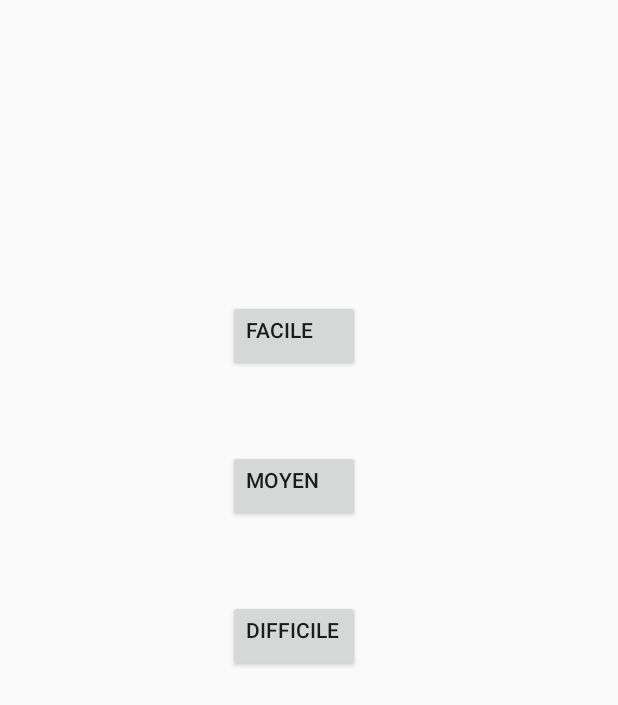
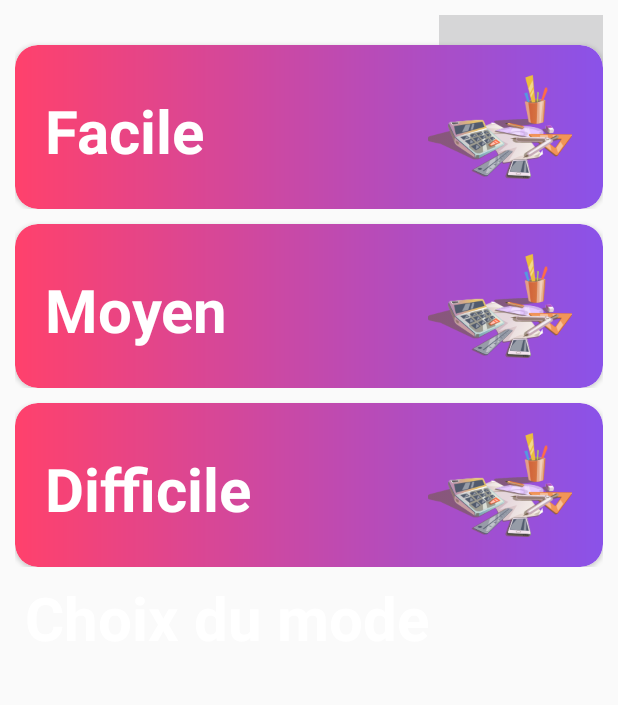
Before and after one commit to Rankangi/ProjetAppli, an Android app: the layout activity_solo_difficulty_selector.xml on its own in the app's theme, with its tools: preview values and no code run, on a phone screen of 412 x 824 dp. Shown: the top 705 px of the screen. Run offline under Robolectric (Android 15) with nearby library versions, the phone set to English and light mode, and no system bars.

Commit message:
Modification graphique + Optimisation imports

```diff
--- a/app/src/main/java/fr/insacvl/educations/AdminActivity.java
+++ b/app/src/main/java/fr/insacvl/educations/AdminActivity.java
@@ -2,8 +2,6 @@ package fr.insacvl.educations;
 
 import android.content.Intent;
 import android.os.Bundle;
-import android.support.design.widget.FloatingActionButton;
-import android.support.design.widget.Snackbar;
 import android.support.v7.app.AppCompatActivity;
 import android.support.v7.widget.Toolbar;
 import android.view.View;
--- a/app/src/main/java/fr/insacvl/educations/MainActivity.java
+++ b/app/src/main/java/fr/insacvl/educations/MainActivity.java
@@ -6,13 +6,13 @@ import android.os.Bundle;
 import android.support.annotation.NonNull;
 import android.support.design.widget.BottomNavigationView;
 import android.support.design.widget.CoordinatorLayout;
+import android.support.design.widget.NavigationView;
 import android.support.v4.app.Fragment;
-import android.support.v7.app.AppCompatDelegate;
-import android.support.design.widget.NavigationView;
 import android.support.v4.view.GravityCompat;
 import android.support.v4.widget.DrawerLayout;
 import android.support.v7.app.ActionBarDrawerToggle;
 import android.support.v7.app.AppCompatActivity;
+import android.support.v7.app.AppCompatDelegate;
 import android.support.v7.widget.Toolbar;
 import android.view.MenuItem;
 import android.view.View;
--- a/app/src/main/java/fr/insacvl/educations/SelectKidAdminActivity.java
+++ b/app/src/main/java/fr/insacvl/educations/SelectKidAdminActivity.java
@@ -2,21 +2,15 @@ package fr.insacvl.educations;
 
 import android.app.Activity;
 import android.app.AlertDialog;
-import android.app.ListActivity;
 import android.content.DialogInterface;
 import android.content.Intent;
 import android.os.Bundle;
 import android.text.Editable;
-import android.util.Log;
 import android.view.KeyEvent;
 import android.view.View;
-import android.widget.Adapter;
 import android.widget.AdapterView;
-import android.widget.ArrayAdapter;
-import android.widget.Button;
 import android.widget.EditText;
 import android.widget.GridView;
-import android.widget.ListView;
 import android.widget.SimpleAdapter;
 
 import java.util.ArrayList;
--- a/app/src/main/java/fr/insacvl/educations/SelectKidSoloActivity.java
+++ b/app/src/main/java/fr/insacvl/educations/SelectKidSoloActivity.java
@@ -3,11 +3,9 @@ package fr.insacvl.educations;
 import android.app.Activity;
 import android.content.Intent;
 import android.os.Bundle;
-import android.util.Log;
 import android.view.View;
 import android.widget.AdapterView;
 import android.widget.GridView;
-import android.widget.ListView;
 import android.widget.SimpleAdapter;
 
 import java.util.ArrayList;
--- a/app/src/main/java/fr/insacvl/educations/SoloActivityDifficultySelector.java
+++ b/app/src/main/java/fr/insacvl/educations/SoloActivityDifficultySelector.java
@@ -1,24 +1,22 @@
 package fr.insacvl.educations;
 
+import android.app.Activity;
 import android.content.Intent;
-
-import android.support.v7.app.AppCompatActivity;
 import android.os.Bundle;
 import android.view.View;
-import android.widget.Button;
+import android.widget.RelativeLayout;
 import android.widget.Toast;
-
 
 import fr.insacvl.educations.helper.DatabaseHelper;
 import fr.insacvl.educations.modele.Enfant;
 
-public class SoloActivityDifficultySelector extends AppCompatActivity {
+public class SoloActivityDifficultySelector extends Activity {
     // Get the DB:
     DatabaseHelper db;
     private Enfant child;
-    private Button easyButton;
-    private Button mediumButton;
-    private Button hardButton;
+    private RelativeLayout easyButton;
+    private RelativeLayout mediumButton;
+    private RelativeLayout hardButton;
 
     private View.OnClickListener easyclickListener = new View.OnClickListener() {
         @Override
--- a/app/src/main/java/fr/insacvl/educations/SoloActivityHard.java
+++ b/app/src/main/java/fr/insacvl/educations/SoloActivityHard.java
@@ -2,11 +2,10 @@ package fr.insacvl.educations;
 
 import android.content.Intent;
 import android.graphics.PorterDuff;
+import android.os.Bundle;
 import android.os.CountDownTimer;
 import android.speech.tts.TextToSpeech;
 import android.support.v7.app.AppCompatActivity;
-import android.os.Bundle;
-import android.util.Log;
 import android.view.KeyEvent;
 import android.view.MotionEvent;
 import android.view.View;
@@ -16,10 +15,8 @@ import android.widget.ProgressBar;
 import android.widget.TextView;
 import android.widget.Toast;
 
-import java.util.ArrayList;
 import java.util.List;
 import java.util.Locale;
-import java.util.Random;
 
 import fr.insacvl.educations.helper.DatabaseHelper;
 import fr.insacvl.educations.modele.Enfant;
--- a/app/src/main/java/fr/insacvl/educations/SoloActivityMedium.java
+++ b/app/src/main/java/fr/insacvl/educations/SoloActivityMedium.java
@@ -2,11 +2,10 @@ package fr.insacvl.educations;
 
 import android.content.Intent;
 import android.graphics.PorterDuff;
+import android.os.Bundle;
 import android.os.CountDownTimer;
 import android.speech.tts.TextToSpeech;
 import android.support.v7.app.AppCompatActivity;
-import android.os.Bundle;
-import android.util.Log;
 import android.view.KeyEvent;
 import android.view.MotionEvent;
 import android.view.View;
@@ -16,11 +15,8 @@ import android.widget.ProgressBar;
 import android.widget.TextView;
 import android.widget.Toast;
 
-import java.util.ArrayList;
-import java.util.Arrays;
 import java.util.List;
 import java.util.Locale;
-import java.util.Random;
 
 import fr.insacvl.educations.helper.DatabaseHelper;
 import fr.insacvl.educations.modele.Enfant;
--- a/app/src/main/res/layout/activity_solo_difficulty_selector.xml
+++ b/app/src/main/res/layout/activity_solo_difficulty_selector.xml
@@ -1,5 +1,5 @@
 <?xml version="1.0" encoding="utf-8"?>
-<android.support.constraint.ConstraintLayout xmlns:android="http://schemas.android.com/apk/res/android"
+<RelativeLayout xmlns:android="http://schemas.android.com/apk/res/android"
     xmlns:app="http://schemas.android.com/apk/res-auto"
     xmlns:tools="http://schemas.android.com/tools"
     android:layout_width="match_parent"
@@ -7,36 +7,157 @@
     android:orientation="vertical"
     tools:context="fr.insacvl.educations.SoloActivityDifficultySelector">
 
-    <Button
-        android:id="@+id/easyDifficultyID"
-        android:layout_width="wrap_content"
+    <ImageView
+        style="@style/DarkModeHidden"
+        android:id="@+id/imageView2"
+        android:layout_width="match_parent"
         android:layout_height="wrap_content"
-        android:layout_marginStart="152dp"
-        android:layout_marginTop="200dp"
-        android:gravity="start"
-        android:text="@string/facile"
-        app:layout_constraintStart_toStartOf="parent"
-        app:layout_constraintTop_toTopOf="parent" />
+        android:adjustViewBounds="true"
+        android:src="@drawable/ic_topbk" />
 
-    <Button
-        android:id="@+id/mediumDifficultyID"
-        android:layout_width="wrap_content"
-        android:layout_height="wrap_content"
-        android:layout_marginStart="152dp"
-        android:layout_marginTop="300dp"
-        android:gravity="start"
-        android:text="@string/moyen"
-        app:layout_constraintStart_toStartOf="parent"
-        app:layout_constraintTop_toTopOf="parent" />
+    <LinearLayout
+        android:layout_margin="10dp"
+        android:layout_width="match_parent"
+        android:layout_height="match_parent"
+        android:layout_alignBottom="@+id/imageView2"
+        android:layout_marginBottom="0dp">
 
-    <Button
-        android:id="@+id/hardDifficultyID"
-        android:layout_width="wrap_content"
-        android:layout_height="wrap_content"
-        android:layout_marginStart="152dp"
-        android:layout_marginTop="400dp"
-        android:gravity="start"
-        android:text="@string/difficile"
-        app:layout_constraintStart_toStartOf="parent"
-        app:layout_constraintTop_toTopOf="parent" />
-</android.support.constraint.ConstraintLayout>
+        <TextView
+            android:gravity="center"
+            android:layout_weight="1"
+            style="@style/viewParent.headerText"
+            android:layout_width="wrap_content"
+            android:layout_height="match_parent"
+            android:text="Choix du mode"
+            android:textSize="40dp" />
+
+        <ImageView
+            android:layout_weight="1"
+            android:id="@+id/imageView3"
+            android:layout_width="wrap_content"
+            android:layout_height="wrap_content"
+            android:adjustViewBounds="true"
+            android:src="@drawable/header_image" />
+    </LinearLayout>
+    <LinearLayout
+        android:layout_marginHorizontal="10dp"
+        android:layout_width="match_parent"
+        android:layout_height="match_parent"
+        android:layout_below="@+id/imageView2"
+        android:layout_marginTop="20dp"
+        android:orientation="vertical">
+
+        <LinearLayout
+            android:layout_width="match_parent"
+            android:layout_height="wrap_content"
+            android:orientation="vertical">
+
+            <android.support.v7.widget.CardView
+                android:layout_width="match_parent"
+                android:layout_height="wrap_content"
+                android:layout_marginTop="10dp"
+                app:cardCornerRadius="15dp"
+                app:cardPreventCornerOverlap="true">
+
+                <RelativeLayout
+                    android:id="@+id/easyDifficultyID"
+                    android:layout_width="match_parent"
+                    android:layout_height="match_parent"
+                    android:background="@drawable/home_gradient_maths"
+                    android:minHeight="100dp"
+                    android:padding="10dp">
+
+                    <ImageView
+                        android:id="@+id/imageView6"
+                        style="@style/homeCardImage"
+                        android:maxHeight="90dp"
+                        android:src="@drawable/home_ic_maths" />
+
+                    <TextView
+                        style="@style/viewParent.headerText.HomeCardTitle"
+                        android:layout_marginLeft="10dp"
+                        android:layout_marginTop="10dp"
+                        android:text="Facile"
+                        android:textSize="40dp" />
+
+                </RelativeLayout>
+            </android.support.v7.widget.CardView>
+
+        </LinearLayout>
+
+        <LinearLayout
+            android:layout_width="match_parent"
+            android:layout_height="wrap_content"
+            android:orientation="vertical">
+
+            <android.support.v7.widget.CardView
+                android:layout_width="match_parent"
+                android:layout_height="wrap_content"
+                android:layout_marginTop="10dp"
+                app:cardCornerRadius="15dp"
+                app:cardPreventCornerOverlap="true">
+
+                <RelativeLayout
+                    android:id="@+id/mediumDifficultyID"
+                    android:layout_width="match_parent"
+                    android:layout_height="match_parent"
+                    android:background="@drawable/home_gradient_maths"
+                    android:minHeight="100dp"
+                    android:padding="10dp">
+
+                    <ImageView
+                        android:id="@+id/imageView7"
+                        style="@style/homeCardImage"
+                        android:maxHeight="90dp"
+                        android:src="@drawable/home_ic_maths" />
+
+                    <TextView
+                        style="@style/viewParent.headerText.HomeCardTitle"
+                        android:layout_marginLeft="10dp"
+                        android:layout_marginTop="10dp"
+                        android:text="Moyen"
+                        android:textSize="40dp" />
+
+                </RelativeLayout>
+            </android.support.v7.widget.CardView>
+
+        </LinearLayout>
+
+        <LinearLayout
+            android:layout_width="match_parent"
+            android:layout_height="wrap_content"
+            android:orientation="vertical">
+
+            <android.support.v7.widget.CardView
+                android:layout_width="match_parent"
+                android:layout_height="wrap_content"
+                android:layout_marginTop="10dp"
+                app:cardCornerRadius="15dp"
+                app:cardPreventCornerOverlap="true">
+
+                <RelativeLayout
+                    android:id="@+id/hardDifficultyID"
+                    android:layout_width="match_parent"
+                    android:layout_height="match_parent"
+                    android:background="@drawable/home_gradient_maths"
+                    android:minHeight="100dp"
+                    android:padding="10dp">
+
+                    <ImageView
+                        android:id="@+id/imageView8"
+                        style="@style/homeCardImage"
+                        android:maxHeight="90dp"
+                        android:src="@drawable/home_ic_maths" />
+
+                    <TextView
+                        style="@style/viewParent.headerText.HomeCardTitle"
+                        android:layout_marginLeft="10dp"
+                        android:layout_marginTop="10dp"
+                        android:text="Difficile"
+                        android:textSize="40dp" />
+
+                </RelativeLayout>
+            </android.support.v7.widget.CardView>
+        </LinearLayout>
+    </LinearLayout>
+</RelativeLayout>
```
Also changed, not shown: app/src/main/java/fr/insacvl/educations/SoloActivityEasy.java (+2 -8 lines).
